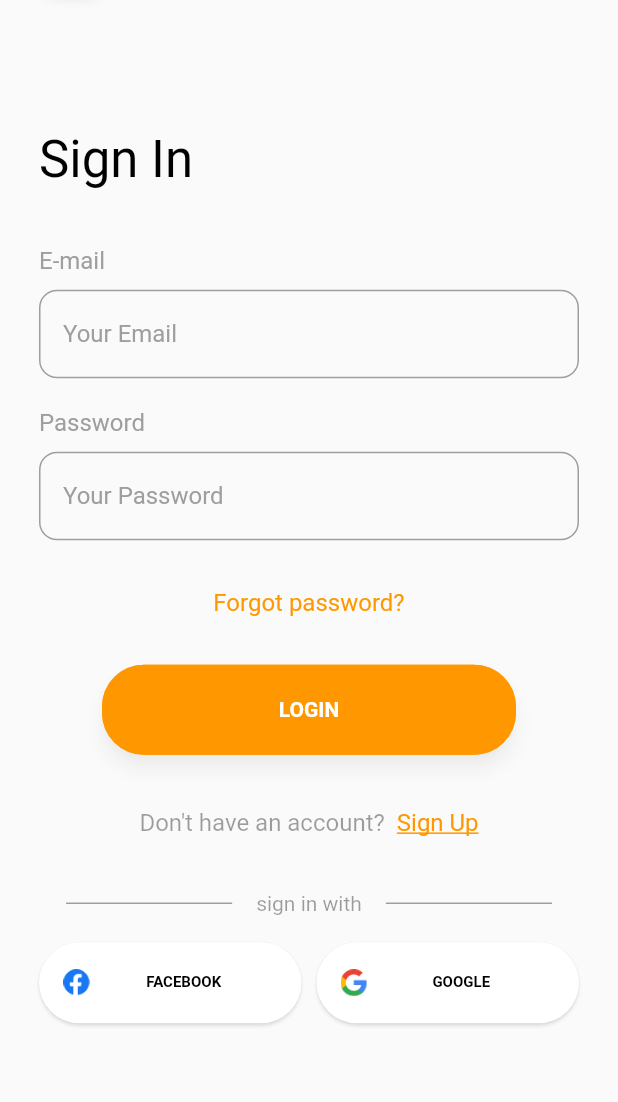
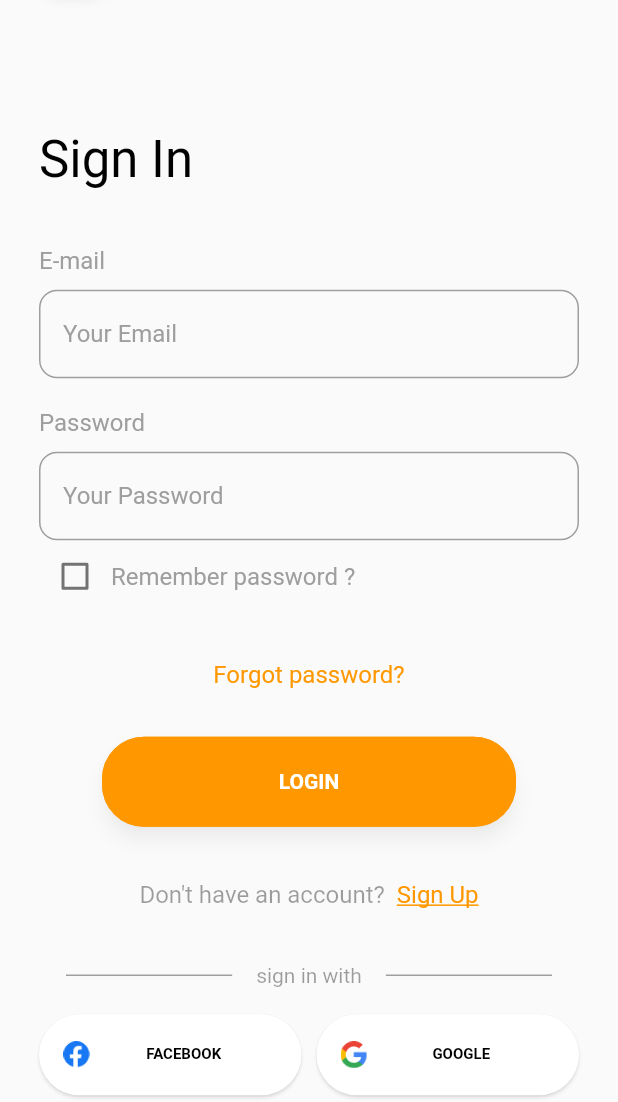
Before and after one commit to CIP-FP-BATOI-QuickOrder/App, a Flutter app: the screen it shows after launch, after a tap on "Start with email", on a phone screen of 412 x 824 dp, the part 134-1236 px from its top. Run offline on Flutter 3.47's test engine with Material 2 defaults, Android fonts, the phone set to English and light mode, and no system bars; our stand-ins replace flash, shared_preferences; accounts and stored records are empty; network calls fail; project files that could hold a hidden picture were left out.

Commit message:
remember mail and password

```diff
--- a/lib/screens/login/login_content.dart
+++ b/lib/screens/login/login_content.dart
@@ -1,4 +1,5 @@
 import 'dart:convert';
+import 'package:shared_preferences/shared_preferences.dart';
 
 import 'package:flutter/material.dart';
 import 'package:provider/provider.dart';
@@ -23,12 +24,26 @@ class _LoginContentState extends State<LoginContent> {
   final GlobalKey<FormState> _formState = GlobalKey<FormState>();
   late TextEditingController _email;
   late TextEditingController _password;
+  bool rememberPassword = false;
 
   @override
   void initState() {
     super.initState();
     _email = TextEditingController();
     _password = TextEditingController();
+
+    // Recuperar los datos de SharedPreferences
+    SharedPreferences.getInstance().then((preferences) {
+      final email = preferences.getString('email');
+      final password = preferences.getString('password');
+      if (email != null && password != null) {
+        setState(() {
+          _email.text = email;
+          _password.text = password;
+          rememberPassword = true;
+        });
+      }
+    });
   }
 
   @override
@@ -40,12 +55,23 @@ class _LoginContentState extends State<LoginContent> {
 
   Future<void> tryLogin() async {
     if (_formState.currentState?.validate() == true) {
-      final response = await http
-          .get(Uri.parse("${Routes.api}user/email=${_email.text}/password=${_password.text}"));
+      final response = await http.get(Uri.parse(
+          "${Routes.api}user/email=${_email.text}/password=${_password.text}"));
       if (response.statusCode == 200) {
         User user = User.fromJson(jsonDecode(response.body));
         final userProvider = Provider.of<UserProvider>(context, listen: false);
         userProvider.setUser(user);
+
+        if (rememberPassword) {
+          final preferences = await SharedPreferences.getInstance();
+          preferences.setString('email', _email.text);
+          preferences.setString('password', _password.text);
+        } else {
+          final preferences = await SharedPreferences.getInstance();
+          preferences.remove('email');
+          preferences.remove('password');
+        }
+
         Future.delayed(const Duration(seconds: 1)).then(
           (_) => Navigator.pushNamed(
             context,
@@ -129,6 +155,28 @@ class _LoginContentState extends State<LoginContent> {
                   emailController: _email,
                   passwordController: _password,
                 ),
+              ),
+              Row(
+                children: [
+                  Checkbox(
+                    value: rememberPassword,
+                    onChanged: (bool? value) {
+                      setState(() {
+                        rememberPassword = value ?? false;
+                      });
+                      SharedPreferences.getInstance().then((preferences) {
+                        preferences.setBool('rememberPassword', value ?? false);
+                      });
+                    },
+                  ),
+                  const Text(
+                    'Remember password ?',
+                    style: TextStyle(
+                      color: Colors.grey,
+                      fontSize: 16,
+                    ),
+                  ),
+                ],
               ),
               const SizedBox(height: 32.0),
               Center(
```
